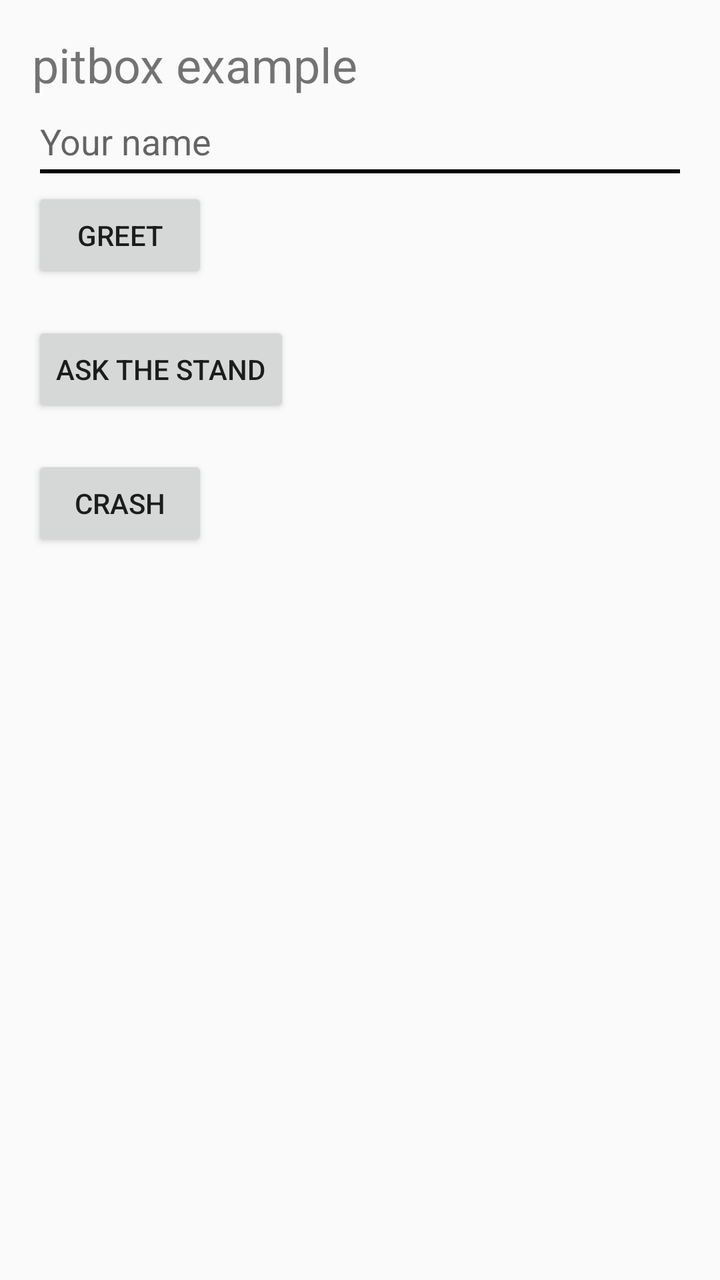
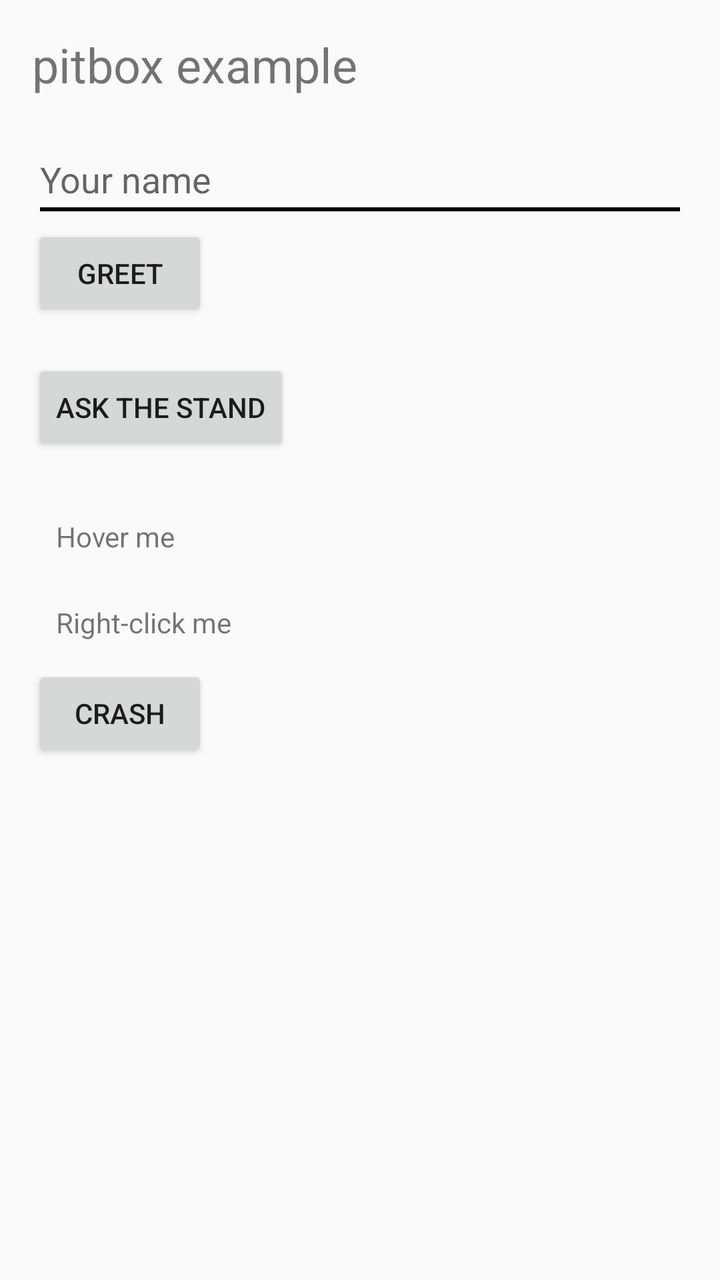

Compare the two renders of this Android layout. The source of the first and the diff that turns it into the second are given below.
<!-- AndroidManifest.xml: another module's application theme AppTheme -->
<!-- res/layout/main.xml -->
<?xml version="1.0" encoding="utf-8"?>
<ScrollView xmlns:android="http://schemas.android.com/apk/res/android"
    android:id="@+id/main_screen"
    android:layout_width="match_parent"
    android:layout_height="match_parent"
    android:fitsSystemWindows="true">

    <LinearLayout
        android:id="@+id/content_list"
        android:layout_width="match_parent"
        android:layout_height="wrap_content"
        android:orientation="vertical"
        android:padding="16dp">

        <TextView
            android:id="@+id/title"
            android:layout_width="wrap_content"
            android:layout_height="wrap_content"
            android:text="pitbox example"
            android:textSize="24sp" />

        <EditText
            android:id="@+id/name"
            android:layout_width="match_parent"
            android:layout_height="wrap_content"
            android:hint="Your name"
            android:inputType="text" />

        <Button
            android:id="@+id/greet"
            android:layout_width="wrap_content"
            android:layout_height="wrap_content"
            android:text="Greet" />

        <TextView
            android:id="@+id/greeting"
            android:layout_width="wrap_content"
            android:layout_height="wrap_content" />

        <Button
            android:id="@+id/fetch"
            android:layout_width="wrap_content"
            android:layout_height="wrap_content"
            android:text="Ask the stand" />

        <TextView
            android:id="@+id/response"
            android:layout_width="wrap_content"
            android:layout_height="wrap_content" />

        <Button
            android:id="@+id/crash"
            android:layout_width="wrap_content"
            android:layout_height="wrap_content"
            android:text="Crash" />
    </LinearLayout>
</ScrollView>
<!-- resources referenced by this layout -->
<resources>
  <style name="AppTheme" parent="Theme.AppCompat.DayNight.NoActionBar">
          
          <item name="android:editTextBackground">@drawable/rn_edit_text_material</item>
      </style>
  <!-- drawable rn_edit_text_material (drawable) -->
  <?xml version="1.0" encoding="utf-8"?>
  <inset xmlns:android="http://schemas.android.com/apk/res/android"
         android:insetLeft="@dimen/abc_edit_text_inset_horizontal_material"
         android:insetRight="@dimen/abc_edit_text_inset_horizontal_material"
         android:insetTop="@dimen/abc_edit_text_inset_top_material"
         android:insetBottom="@dimen/abc_edit_text_inset_bottom_material"
         >
  
      <selector>
          
          <item android:state_enabled="false" android:drawable="@drawable/abc_textfield_default_mtrl_alpha"/>
          <item android:drawable="@drawable/abc_textfield_activated_mtrl_alpha"/>
      </selector>
  
  </inset>
</resources>

<!-- the commit's change to res/layout/main.xml (unified diff, before → after) -->
@@ -18,6 +18,11 @@
             android:layout_height="wrap_content"
             android:text="pitbox example"
             android:textSize="24sp" />
+
+        <TextView
+            android:id="@+id/screen_shape"
+            android:layout_width="wrap_content"
+            android:layout_height="wrap_content" />
 
         <EditText
             android:id="@+id/name"
@@ -48,6 +53,20 @@
             android:layout_width="wrap_content"
             android:layout_height="wrap_content" />
 
+        <TextView
+            android:id="@+id/hover_target"
+            android:layout_width="wrap_content"
+            android:layout_height="wrap_content"
+            android:padding="12dp"
+            android:text="Hover me" />
+
+        <TextView
+            android:id="@+id/menu_target"
+            android:layout_width="wrap_content"
+            android:layout_height="wrap_content"
+            android:padding="12dp"
+            android:text="Right-click me" />
+
         <Button
             android:id="@+id/crash"
             android:layout_width="wrap_content"
